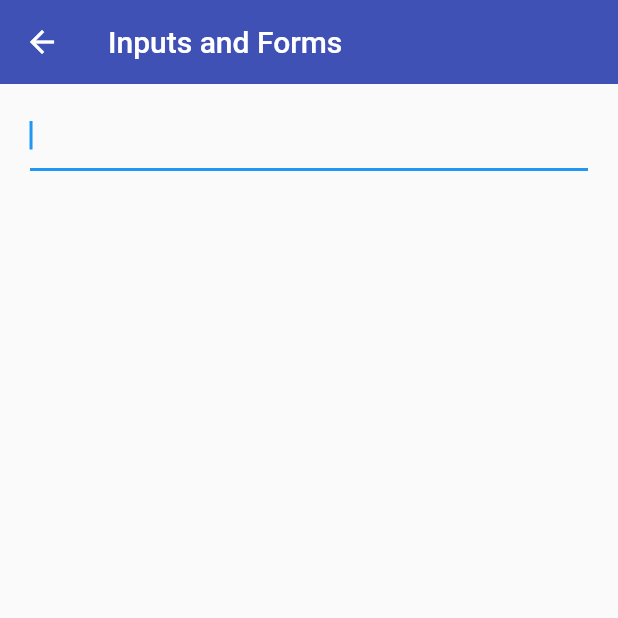
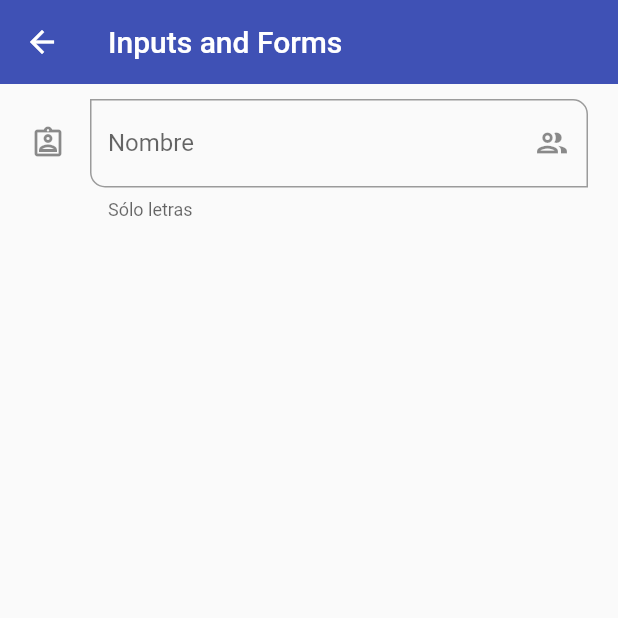
Before and after one commit to andres-mestra/componentes-flutter, a Flutter app: the InputsScreen screen opened by its route, on a phone screen of 412 x 824 dp, the top half of it. Run offline on Flutter 3.47's test engine with Material 2 defaults, Android fonts, the phone set to English and light mode, and no system bars.

Commit message:
validaciones y textos de ayuda, iconos del input

```diff
--- a/lib/screens/inputs_screen.dart
+++ b/lib/screens/inputs_screen.dart
@@ -7,7 +7,7 @@ class InputsScreen extends StatelessWidget {
   Widget build(BuildContext context) {
     return Scaffold(
       appBar: AppBar(
-        title: Text('Inputs and Forms'),
+        title: const Text('Inputs and Forms'),
       ),
       body: SingleChildScrollView(
         child: Padding(
@@ -15,13 +15,32 @@ class InputsScreen extends StatelessWidget {
           child: Column(
             children: [
               TextFormField(
-                autofocus: true,
+                //autofocus: true,
                 initialValue: '',
                 textCapitalization: TextCapitalization.words,
                 onChanged: (value) {
                   print(value);
                 },
-              )
+                validator: (value) {
+                  if (value == null) return 'Este campo es requerido';
+                  return value.length < 3 ? 'Mínimo de 3 letras' : null;
+                },
+                autovalidateMode: AutovalidateMode.onUserInteraction,
+                decoration: const InputDecoration(
+                  hintText: 'Nombre del usuario',
+                  labelText: 'Nombre',
+                  helperText: 'Sólo letras',
+                  //prefixIcon: Icon(Icons.verified_user_outlined),
+                  suffixIcon: Icon(Icons.group_outlined),
+                  icon: Icon(Icons.assignment_ind_outlined),
+                  border: OutlineInputBorder(
+                    borderRadius: BorderRadius.only(
+                      bottomLeft: Radius.circular(10),
+                      topRight: Radius.circular(10),
+                    ),
+                  ),
+                ),
+              ),
             ],
           ),
         ),
```
